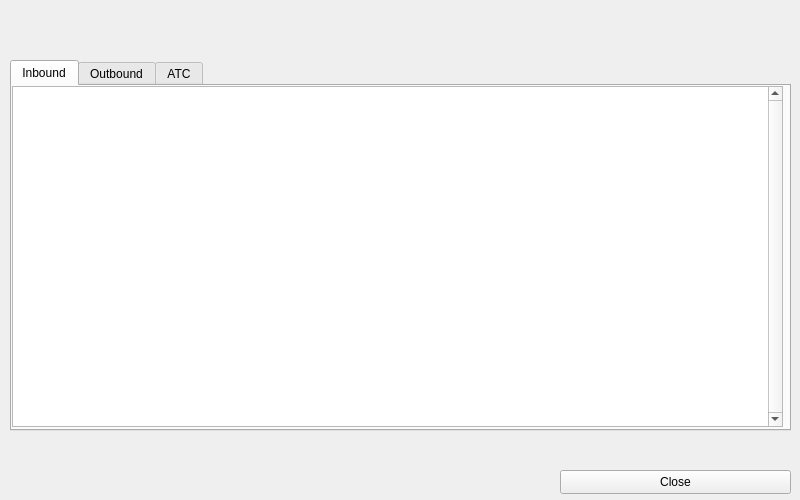
Vatsinator/vatsinator-legacy, file source/ui/resources/airportdetailswindow.ui: the form before one commit.
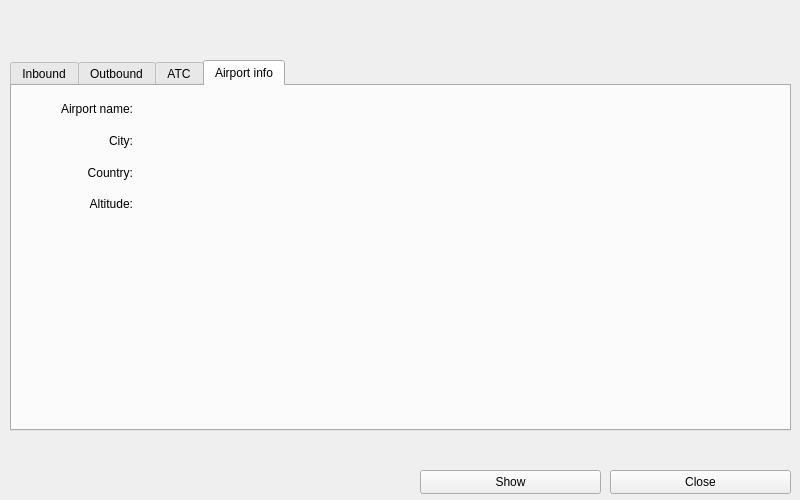
The form after the commit. The open tabs and pages were chosen to show the change. Icons and pictures are not drawn.

Commit message: Some changes. - Added "Airport info" tab in Airport Details Window; - added "Show" button in Airport Details Window; - observers are now not count as ATC; - added a couple of airports to the database.

The edit to the form file:
```diff
--- a/source/ui/resources/airportdetailswindow.ui
+++ b/source/ui/resources/airportdetailswindow.ui
@@ -245,6 +245,125 @@
      </attribute>
     </widget>
    </widget>
+   <widget class="QWidget" name="tab_4">
+    <attribute name="title">
+     <string>Airport info</string>
+    </attribute>
+    <widget class="QWidget" name="">
+     <property name="geometry">
+      <rect>
+       <x>5</x>
+       <y>10</y>
+       <width>761</width>
+       <height>121</height>
+      </rect>
+     </property>
+     <layout class="QVBoxLayout" name="verticalLayout_2">
+      <item>
+       <layout class="QHBoxLayout" name="horizontalLayout" stretch="1,5">
+        <item>
+         <widget class="QLabel" name="label">
+          <property name="font">
+           <font>
+            <weight>50</weight>
+            <bold>false</bold>
+           </font>
+          </property>
+          <property name="text">
+           <string>Airport name:</string>
+          </property>
+          <property name="alignment">
+           <set>Qt::AlignRight|Qt::AlignTrailing|Qt::AlignVCenter</set>
+          </property>
+          <property name="indent">
+           <number>10</number>
+          </property>
+         </widget>
+        </item>
+        <item>
+         <widget class="QLabel" name="FullNameLabel">
+          <property name="text">
+           <string/>
+          </property>
+         </widget>
+        </item>
+       </layout>
+      </item>
+      <item>
+       <layout class="QHBoxLayout" name="horizontalLayout_2" stretch="1,5">
+        <item>
+         <widget class="QLabel" name="label_3">
+          <property name="text">
+           <string>City:</string>
+          </property>
+          <property name="alignment">
+           <set>Qt::AlignRight|Qt::AlignTrailing|Qt::AlignVCenter</set>
+          </property>
+          <property name="indent">
+           <number>10</number>
+          </property>
+         </widget>
+        </item>
+        <item>
+         <widget class="QLabel" name="CityLabel">
+          <property name="text">
+           <string/>
+          </property>
+         </widget>
+        </item>
+       </layout>
+      </item>
+      <item>
+       <layout class="QHBoxLayout" name="horizontalLayout_3" stretch="1,5">
+        <item>
+         <widget class="QLabel" name="label_5">
+          <property name="text">
+           <string>Country:</string>
+          </property>
+          <property name="alignment">
+           <set>Qt::AlignRight|Qt::AlignTrailing|Qt::AlignVCenter</set>
+          </property>
+          <property name="indent">
+           <number>10</number>
+          </property>
+         </widget>
+        </item>
+        <item>
+         <widget class="QLabel" name="CountryLabel">
+          <property name="text">
+           <string/>
+          </property>
+         </widget>
+        </item>
+       </layout>
+      </item>
+      <item>
+       <layout class="QHBoxLayout" name="horizontalLayout_4" stretch="1,5">
+        <item>
+         <widget class="QLabel" name="label_2">
+          <property name="text">
+           <string>Altitude:</string>
+          </property>
+          <property name="alignment">
+           <set>Qt::AlignRight|Qt::AlignTrailing|Qt::AlignVCenter</set>
+          </property>
+          <property name="indent">
+           <number>10</number>
+          </property>
+         </widget>
+        </item>
+        <item>
+         <widget class="QLabel" name="AltitudeLabel">
+          <property name="text">
+           <string/>
+          </property>
+         </widget>
+        </item>
+       </layout>
+      </item>
+     </layout>
+    </widget>
+   </widget>
   </widget>
   <widget class="QLabel" name="MetarLabel">
    <property name="geometry">
@@ -273,9 +392,9 @@
   <widget class="QPushButton" name="CloseButton">
    <property name="geometry">
     <rect>
-     <x>560</x>
+     <x>610</x>
      <y>470</y>
-     <width>231</width>
+     <width>181</width>
      <height>24</height>
     </rect>
    </property>
@@ -314,6 +433,19 @@
     </item>
    </layout>
   </widget>
+  <widget class="QPushButton" name="ShowButton">
+   <property name="geometry">
+    <rect>
+     <x>420</x>
+     <y>470</y>
+     <width>181</width>
+     <height>24</height>
+    </rect>
+   </property>
+   <property name="text">
+    <string>Show</string>
+   </property>
+  </widget>
  </widget>
  <resources>
   <include location="imgs.qrc"/>
```
The commit also changes 15 other files.
